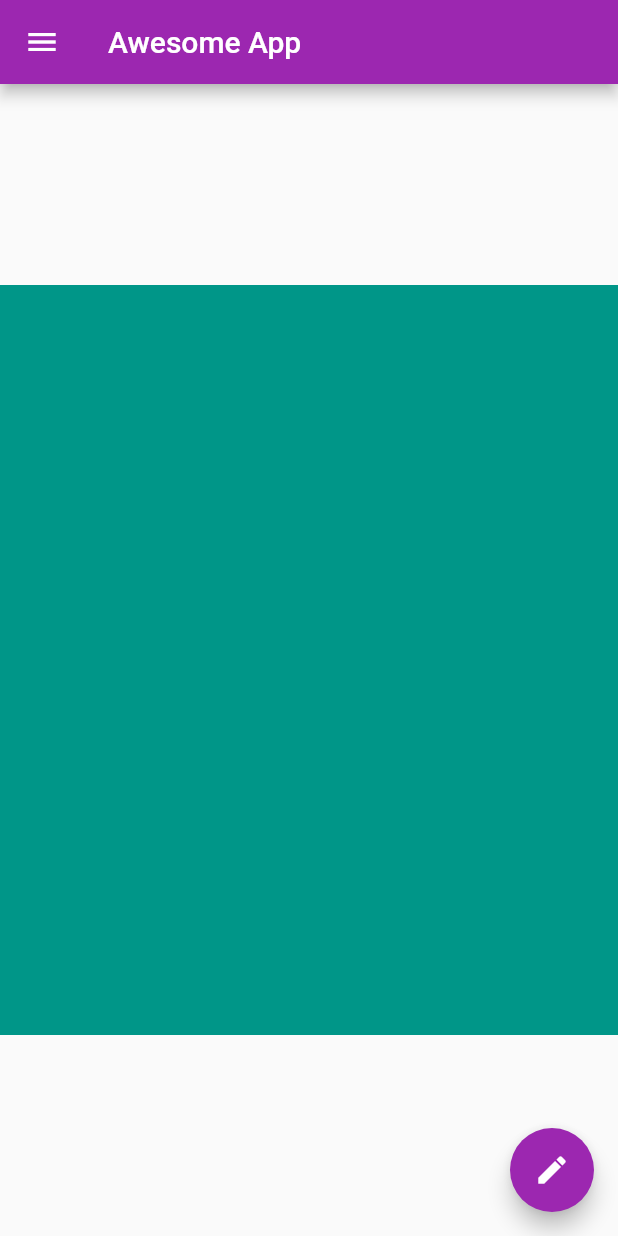
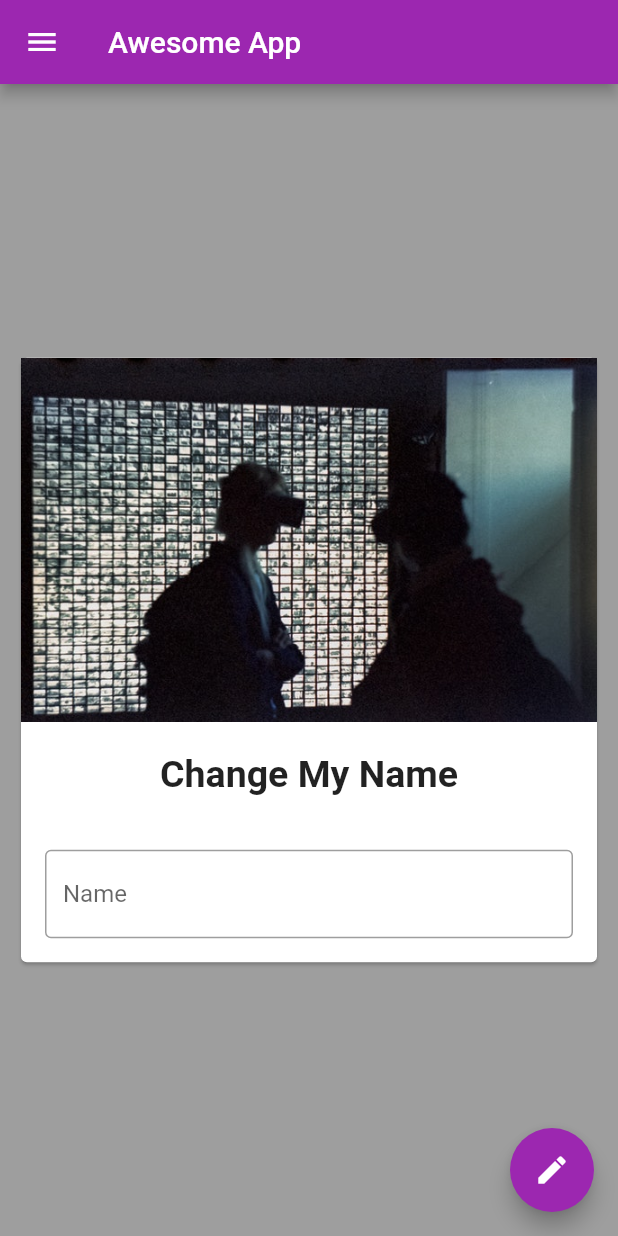
Before and after one commit to Amitojasa/Flutter-firstapp, a Flutter app: the screen it shows after launch, on a phone screen of 412 x 824 dp. Run offline on Flutter 3.47's test engine with Material 2 defaults, Android fonts, the phone set to English and light mode, and no system bars.

Commit message:
Chapter 3 Complete

```diff
--- a/lib/main.dart
+++ b/lib/main.dart
@@ -14,43 +14,93 @@ void main() {
   // runApp(CupertinoApp());
 }
 
-class HomePage extends StatelessWidget {
+// ignore: use_key_in_widget_constructors
+class HomePage extends StatefulWidget {
+  @override
+  State<HomePage> createState() => _HomePageState();
+}
+
+class _HomePageState extends State<HomePage> {
+  @override
+  void initState() {
+    // TODO: implement initState
+    super.initState();
+  }
+
+  @override
+  void dispose() {
+    // TODO: implement dispose
+    super.dispose();
+  }
+
+  var myText = "Change My Name";
+  TextEditingController _nameController = new TextEditingController();
+
   @override
   Widget build(BuildContext context) {
     return Scaffold(
+      backgroundColor: Colors.grey[500],
       appBar: AppBar(
-        title: Text("Awesome App"),
+        title: const Text("Awesome App"),
       ),
       body: Center(
-        child: Container(
-          height: 500,
-          color: Colors.teal,
+        child: Padding(
+          padding: const EdgeInsets.all(10),
+          child: SingleChildScrollView(
+            child: Card(
+                child: Column(
+              children: <Widget>[
+                Image.asset('assets/d.jpg'),
+                const SizedBox(height: 20),
+                Text(myText,
+                    style:
+                        TextStyle(fontSize: 25, fontWeight: FontWeight.bold)),
+                const SizedBox(height: 20),
+                // ignore: prefer_const_constructors
+                Padding(
+                  padding: const EdgeInsets.all(16),
+                  child: TextField(
+                    controller: _nameController,
+                    decoration: const InputDecoration(
+                        border: OutlineInputBorder(),
+                        hintText: "Enter Some Text",
+                        labelText: "Name"),
+                  ),
+                )
+              ],
+            )),
+          ),
         ),
       ),
 
       drawer: Drawer(
           child: ListView(children: <Widget>[
+        // ignore: prefer_const_constructors
         UserAccountsDrawerHeader(
-            accountName: Text("Amitoj Singh"),
-            accountEmail: Text('amitoj@gmail.com'),
+            accountName: const Text("Amitoj Singh"),
+            accountEmail: const Text('amitoj@gmail.com'),
             currentAccountPicture: const CircleAvatar(
                 backgroundImage: NetworkImage(
                     "https://images.unsplash.com/flagged/photo-1570612861542-284f4c12e75f?ixlib=rb-1.2.1&ixid=MnwxMjA3fDB8MHxwaG90by1wYWdlfHx8fGVufDB8fHx8&auto=format&fit=crop&w=870&q=80"))),
         ListTile(
-            leading: Icon(Icons.person),
-            title: Text("Amitoj SIngh"),
-            subtitle: Text("Developer"),
-            trailing: Icon(Icons.edit),
+            leading: const Icon(Icons.person),
+            title: const Text("Amitoj SIngh"),
+            subtitle: const Text("Developer"),
+            trailing: const Icon(Icons.edit),
             onTap: () {}),
         ListTile(
-            leading: Icon(Icons.email),
-            title: Text("Email"),
-            subtitle: Text("amitoj@gmail.com"),
-            trailing: Icon(Icons.edit),
+            leading: const Icon(Icons.email),
+            title: const Text("Email"),
+            subtitle: const Text("amitoj@gmail.com"),
+            trailing: const Icon(Icons.edit),
             onTap: () {})
       ])),
-      floatingActionButton:
-          FloatingActionButton(onPressed: () {}, child: Icon(Icons.edit)),
+      floatingActionButton: FloatingActionButton(
+          onPressed: () {
+            myText = _nameController.text;
+            setState(() {});
+          },
+          child: const Icon(Icons.edit)),
       // floatingActionButtonLocation: FloatingActionButtonLocation.centerTop,
     );
   }
```
Also changed, not shown: pubspec.yaml (+3 -5 lines), assets/a.jpg (added), assets/d.jpg (added), 3 other files.
